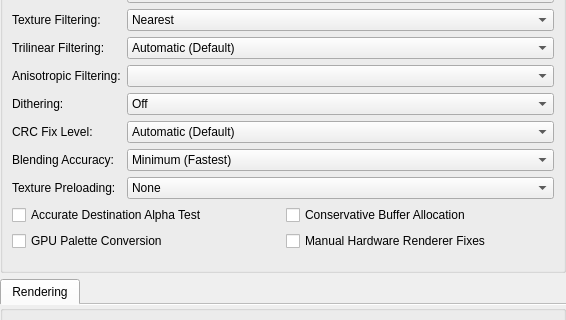
The window that pcsx2-qt/Settings/GraphicsSettingsWidget.ui (PCSX2/pcsx2) describes before a commit, drawn with Qt 5; both pictures show x 0 to 566 and y 185 to 505 of the 566 by 890 pixel window.
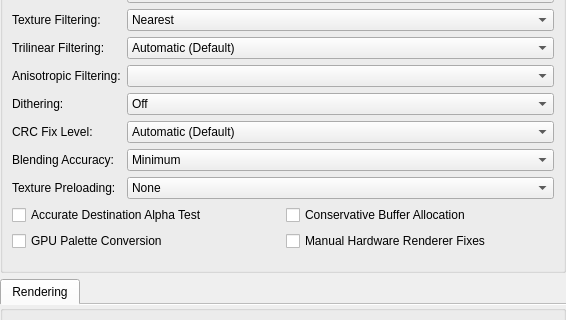
The same window after the commit. The open tabs and pages were chosen to show the change.

Commit message:
UI: Rename Ultra Blending to Maximum Blending
Rename Ultra Blending to Maximum Blending

What changed in the file:
```diff
--- a/pcsx2-qt/Settings/GraphicsSettingsWidget.ui
+++ b/pcsx2-qt/Settings/GraphicsSettingsWidget.ui
@@ -547,7 +547,7 @@
         <widget class="QComboBox" name="blending">
          <item>
           <property name="text">
-           <string>Minimum (Fastest)</string>
+           <string>Minimum</string>
           </property>
          </item>
          <item>
```
Left out of the diff: 4 changed lines with no effect on the pictures. The commit also changes 4 other files.
